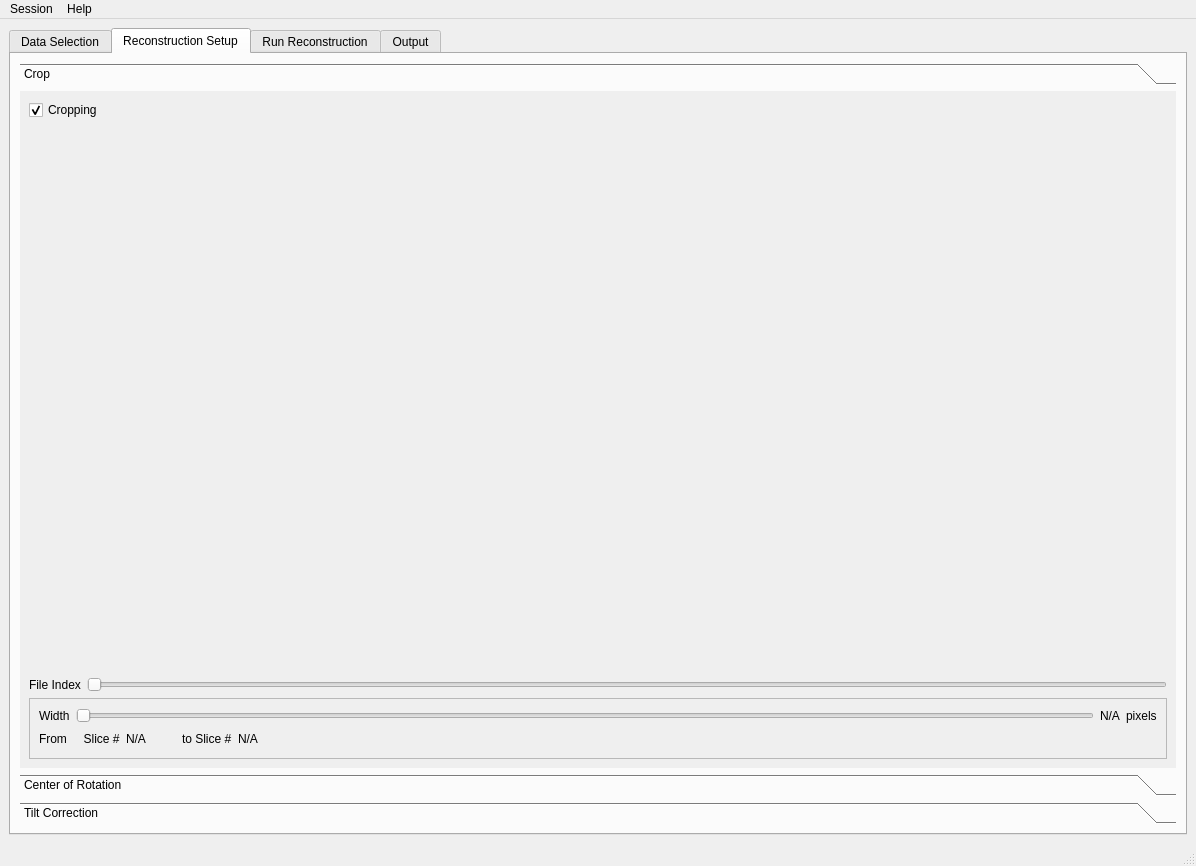
ornlneutronimaging/pyMBIR_UI, file src/pyMBIR_UI/ui/main_application.ui: the form before one commit.
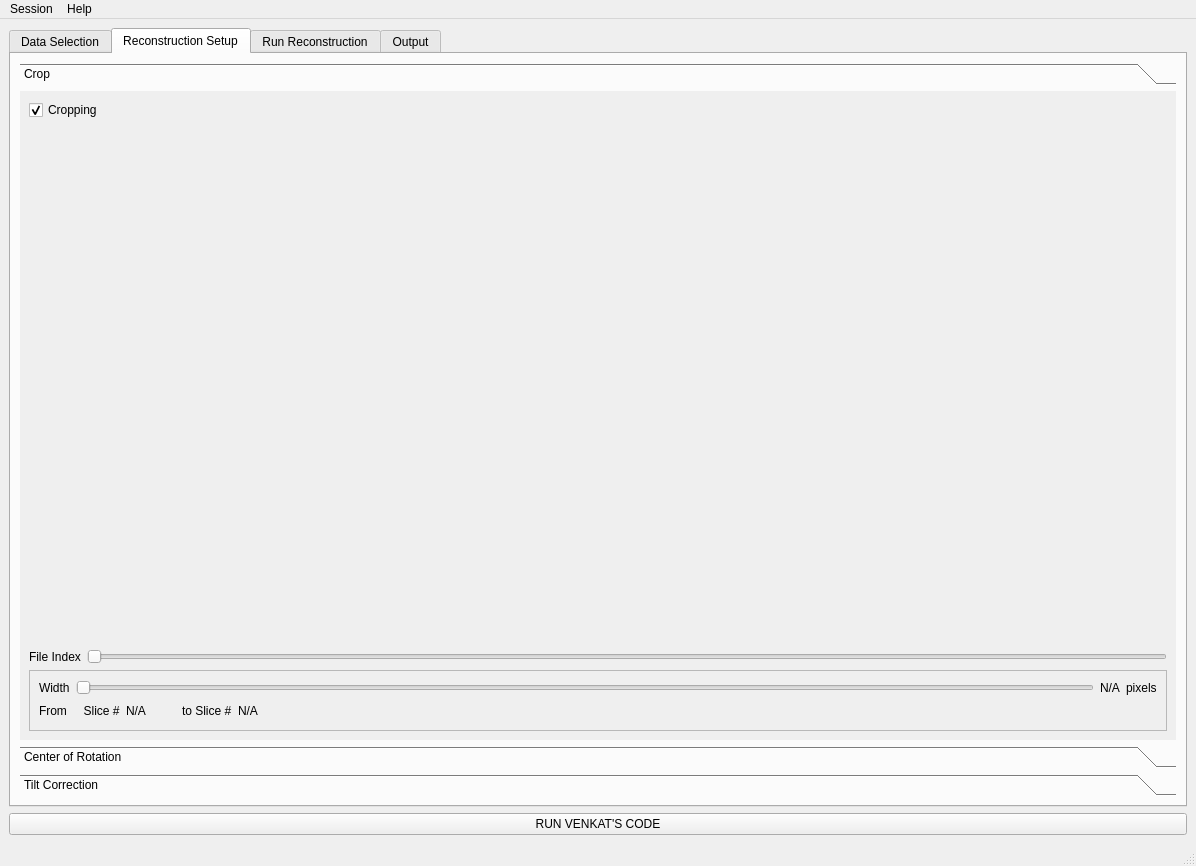
The form after the commit. The open tabs and pages were chosen to show the change. Icons and pictures are not drawn.

Commit message: Button in place. this refs #28

```diff
--- a/src/pyMBIR_UI/ui/main_application.ui
+++ b/src/pyMBIR_UI/ui/main_application.ui
@@ -189,7 +189,7 @@
              <x>0</x>
              <y>0</y>
              <width>1126</width>
-             <height>640</height>
+             <height>606</height>
             </rect>
            </property>
            <attribute name="label">
@@ -1078,6 +1078,13 @@
       </widget>
      </widget>
     </item>
+    <item>
+     <widget class="QPushButton" name="pushButton">
+      <property name="text">
+       <string>RUN VENKAT'S CODE</string>
+      </property>
+     </widget>
+    </item>
    </layout>
   </widget>
   <widget class="QStatusBar" name="statusbar"/>
```
Left out of the diff: 35 changed lines with no effect on the pictures. The commit also changes 2 other files.
